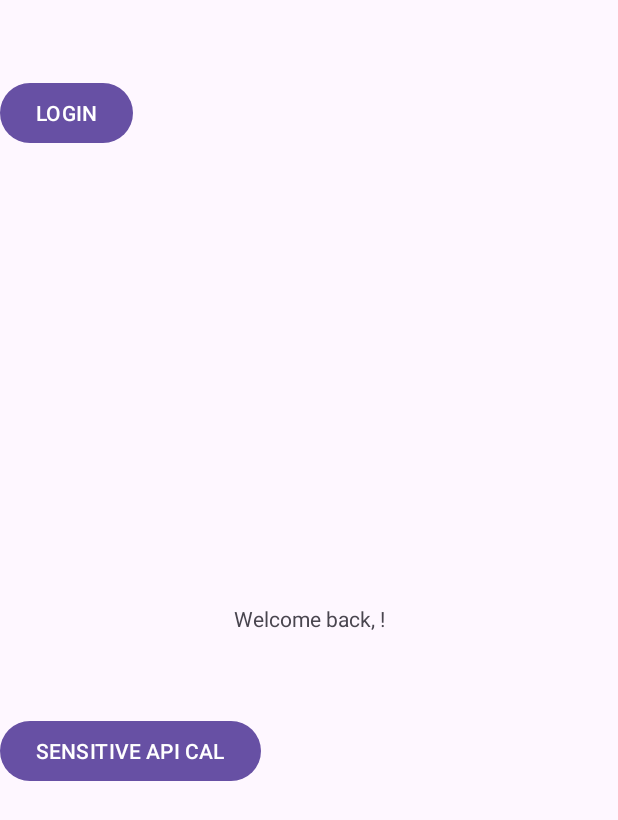
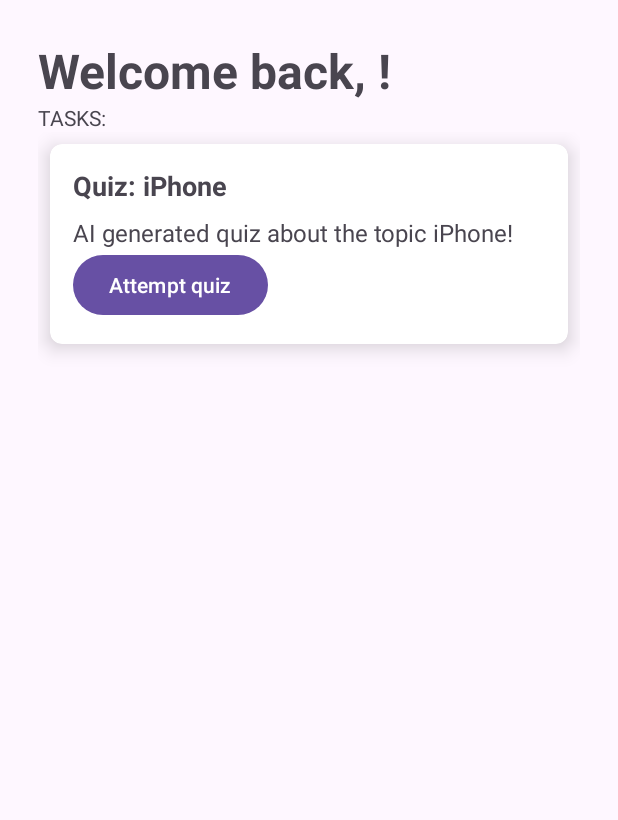
Before and after one commit to b0ink/10.1-PersonalizedLearningExperienceApp, an Android app: the MainActivity screen opened directly, with no data from a screen before it, on a phone screen of 412 x 824 dp. Shown: the top 820 px of the screen. Run offline under Robolectric (Android 15) with nearby library versions, the phone set to English and light mode, and no system bars; libraries missing offline, so code that uses them is left out: com.auth0.android; 4 statements that could not run were skipped.

Commit message:
Init list of quizzes

```diff
--- a/app/src/main/java/com/example/personalizedlearningexperience/MainActivity.java
+++ b/app/src/main/java/com/example/personalizedlearningexperience/MainActivity.java
@@ -12,6 +12,9 @@ import androidx.appcompat.app.AppCompatActivity;
 import androidx.core.graphics.Insets;
 import androidx.core.view.ViewCompat;
 import androidx.core.view.WindowInsetsCompat;
+import androidx.recyclerview.widget.GridLayoutManager;
+import androidx.recyclerview.widget.LinearLayoutManager;
+import androidx.recyclerview.widget.RecyclerView;
 
 import retrofit2.Call;
 import retrofit2.Retrofit;
@@ -25,6 +28,8 @@ import com.auth0.android.jwt.Claim;
 import com.auth0.android.jwt.JWT;
 import com.example.personalizedlearningexperience.API.models.ResponsePost;
 import com.example.personalizedlearningexperience.API.AuthManager;
+
+import java.util.ArrayList;
 
 public class MainActivity extends AppCompatActivity {
 
@@ -46,8 +51,8 @@ public class MainActivity extends AppCompatActivity {
             return insets;
         });
 
-        btnRegister = findViewById(R.id.register);
-        btnApiCall = findViewById(R.id.apicall);
+//        btnRegister = findViewById(R.id.register);
+//        btnApiCall = findViewById(R.id.apicall);
         tvText = findViewById(R.id.textView);
 
         authManager = new AuthManager(this);
@@ -73,13 +78,15 @@ public class MainActivity extends AppCompatActivity {
         tvText.setText("Welcome back, " + authManager.getJwtProperty("username") + "!");
 
 
-        btnRegister.setOnClickListener(view -> {
+        ArrayList<Quiz> quizzes = new ArrayList<>();
+        quizzes.add(new Quiz(1, "iPhone", new ArrayList<>()));
+        RecyclerView recycler = findViewById(R.id.tasksRecyclerView);
+        recycler.setLayoutManager(new LinearLayoutManager(this, LinearLayoutManager.VERTICAL, false));
 
-        });
-
-        btnApiCall.setOnClickListener(view -> {
+        TasksAdapter adapter = new TasksAdapter(this, quizzes);
+        recycler.setAdapter(adapter);
 
 
-        });
+
     }
 }
--- /dev/null
+++ b/app/src/main/java/com/example/personalizedlearningexperience/Quiz.java
@@ -0,0 +1,16 @@
+package com.example.personalizedlearningexperience;
+
+import java.util.ArrayList;
+
+public class Quiz {
+    public int id;
+    public String topic;
+    public ArrayList<QuizQuestion> questions;
+
+    public Quiz(int id, String topic, ArrayList<QuizQuestion> questions) {
+        this.id = id;
+        this.topic = topic;
+        this.questions = questions;
+    }
+
+}
--- /dev/null
+++ b/app/src/main/java/com/example/personalizedlearningexperience/QuizQuestion.java
@@ -0,0 +1,15 @@
+package com.example.personalizedlearningexperience;
+
+import java.util.ArrayList;
+
+//TODO: use localstorage/sqlite to index quizID:topic:question = user's answer for history control
+
+public class QuizQuestion {
+    public ArrayList<String> options;
+    public String correctAnswer;
+
+    public QuizQuestion(ArrayList<String> options, String correctAnswer) {
+        this.options = options;
+        this.correctAnswer = correctAnswer;
+    }
+}
--- /dev/null
+++ b/app/src/main/java/com/example/personalizedlearningexperience/TasksAdapter.java
@@ -0,0 +1,64 @@
+package com.example.personalizedlearningexperience;
+
+import android.content.Context;
+import android.text.Layout;
+import android.view.LayoutInflater;
+import android.view.View;
+import android.view.ViewGroup;
+import android.widget.Button;
+import android.widget.TextView;
+
+import androidx.annotation.NonNull;
+import androidx.recyclerview.widget.RecyclerView;
+
+import java.util.ArrayList;
+
+public class TasksAdapter extends RecyclerView.Adapter<TasksAdapter.TasksViewHolder> {
+
+    public ArrayList<Quiz> tasks;
+
+
+    public TasksAdapter(Context context, ArrayList<Quiz> interests){
+        this.tasks = interests;
+    }
+
+
+    @NonNull
+    @Override
+    public TasksViewHolder onCreateViewHolder(@NonNull ViewGroup parent, int viewType) {
+        View view = LayoutInflater.from(parent.getContext()).inflate(R.layout.quiz_task_fragment, parent, false);
+        return new TasksViewHolder(view);
+    }
+
+    @Override
+    public void onBindViewHolder(@NonNull TasksAdapter.TasksViewHolder holder, int position) {
+        Quiz quiz = tasks.get(position);
+        holder.bind(quiz);
+    }
+
+    @Override
+    public int getItemCount() {
+        return tasks.size();
+    }
+
+    public class TasksViewHolder extends RecyclerView.ViewHolder {
+        private TextView tvQuizTitle;
+        private TextView tvQuizDescription;
+        private Button btnAttemptQuiz;
+
+        public TasksViewHolder(@NonNull View itemView){
+            super(itemView);
+            tvQuizTitle = itemView.findViewById(R.id.tvTitle);
+            tvQuizDescription = itemView.findViewById(R.id.tvDescription);
+            btnAttemptQuiz = itemView.findViewById(R.id.btnStartQuiz);
+        }
+
+        public void bind(Quiz quiz){
+//            tvInterestTitle.setText(quiz);
+            tvQuizTitle.setText("Quiz: " + quiz.topic);
+            tvQuizDescription.setText("AI generated quiz about the topic " + quiz.topic + "!");
+        }
+
+    }
+
+}
--- a/app/src/main/res/layout/activity_main.xml
+++ b/app/src/main/res/layout/activity_main.xml
@@ -7,33 +7,31 @@
     android:layout_height="match_parent"
     tools:context=".MainActivity">
 
-    <TextView
-        android:id="@+id/textView"
-        android:layout_width="wrap_content"
-        android:layout_height="wrap_content"
-        android:text="Hello World!"
-        app:layout_constraintBottom_toBottomOf="parent"
-        app:layout_constraintEnd_toEndOf="parent"
-        app:layout_constraintStart_toStartOf="parent"
-        app:layout_constraintTop_toTopOf="parent" />
+    <LinearLayout
+        android:layout_width="match_parent"
+        android:layout_height="match_parent"
+        android:orientation="vertical"
+        android:padding="25sp">
 
-    <Button
-        android:id="@+id/register"
-        android:layout_width="wrap_content"
-        android:layout_height="wrap_content"
-        android:layout_marginTop="51dp"
-        android:text="LOGIN"
-        app:layout_constraintTop_toTopOf="parent"
-        tools:layout_editor_absoluteX="168dp" />
+        <TextView
+            android:id="@+id/textView"
+            android:layout_width="wrap_content"
+            android:layout_height="wrap_content"
+            android:text="Hello,\nYour name!"
+            android:textSize="32sp"
+            android:textStyle="bold" />
 
-    <Button
-        android:id="@+id/apicall"
-        android:layout_width="wrap_content"
-        android:layout_height="wrap_content"
-        android:layout_marginBottom="299dp"
-        android:text="SENSITIVE API CAL"
-        app:layout_constraintBottom_toBottomOf="parent"
-        tools:layout_editor_absoluteX="71dp" />
+        <TextView
+            android:id="@+id/textView2"
+            android:layout_width="match_parent"
+            android:layout_height="wrap_content"
+            android:text="TASKS:" />
+
+        <androidx.recyclerview.widget.RecyclerView
+            android:id="@+id/tasksRecyclerView"
+            android:layout_width="match_parent"
+            android:layout_height="match_parent" />
+    </LinearLayout>
 
 
 </androidx.constraintlayout.widget.ConstraintLayout>
--- /dev/null
+++ b/app/src/main/res/layout/quiz_task_fragment.xml
@@ -0,0 +1,56 @@
+<?xml version="1.0" encoding="utf-8"?>
+<androidx.cardview.widget.CardView xmlns:android="http://schemas.android.com/apk/res/android"
+    android:layout_width="match_parent"
+    android:layout_height="wrap_content"
+    android:layout_margin="8dp"
+    android:padding="16dp"
+    app:cardCornerRadius="8dp"
+    app:cardElevation="8dp"
+    xmlns:app="http://schemas.android.com/apk/res-auto">
+
+    <RelativeLayout
+        android:layout_width="match_parent"
+        android:layout_height="wrap_content"
+        android:padding="15dp">
+
+        <!-- Task Title -->
+        <TextView
+            android:id="@+id/tvTitle"
+            android:layout_width="match_parent"
+            android:layout_height="wrap_content"
+            android:text="Placeholder Task Title"
+            android:textSize="18sp"
+            android:textStyle="bold" />
+
+        <!-- Task Description -->
+        <TextView
+            android:id="@+id/tvDescription"
+            android:layout_width="match_parent"
+            android:layout_height="wrap_content"
+            android:layout_below="@id/tvTitle"
+            android:layout_marginTop="8dp"
+            android:text="Placeholder task description"
+            android:textSize="16sp" />
+
+        <Button
+            android:id="@+id/btnStartQuiz"
+            android:layout_width="wrap_content"
+            android:layout_height="wrap_content"
+            android:layout_below="@+id/tvDescription"
+            android:text="Attempt quiz" />
+
+
+        <!--        &lt;!&ndash; Edit Button (Options Menu) &ndash;&gt;-->
+<!--        <ImageView-->
+<!--            android:id="@+id/edit_button"-->
+<!--            android:layout_width="wrap_content"-->
+<!--            android:layout_height="wrap_content"-->
+<!--            android:layout_alignParentTop="true"-->
+<!--            android:layout_alignParentEnd="true"-->
+<!--            android:layout_marginTop="10dp"-->
+<!--            android:layout_marginEnd="16dp"-->
+<!--            android:src="@drawable/ic_more_vert_black_24dp" />-->
+
+
+    </RelativeLayout>
+</androidx.cardview.widget.CardView>
```
